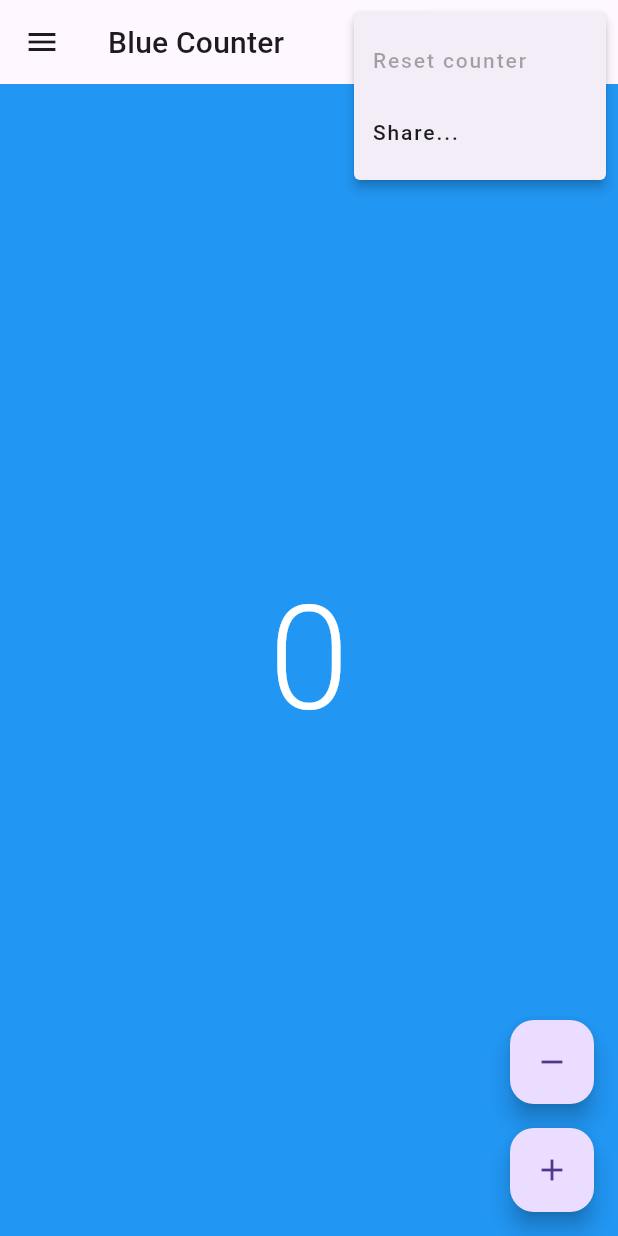
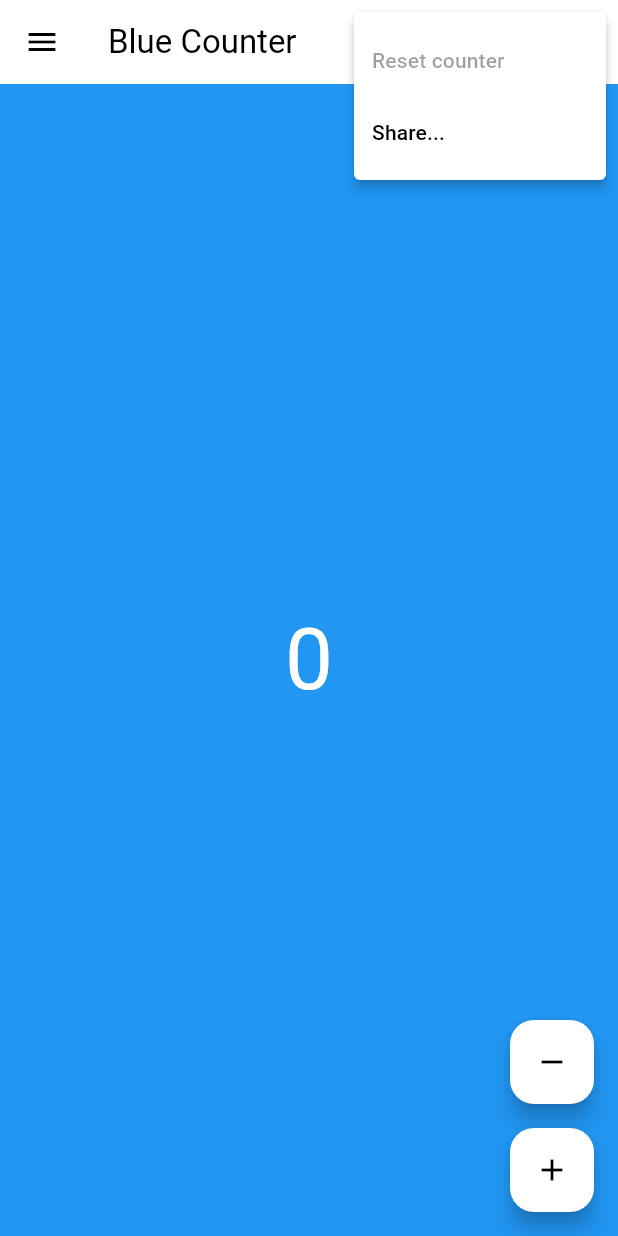
Before and after one commit to Appliberated/hello_world_counters, a Flutter app: the screen it shows after launch, after a tap on the "more vert" icon, on a phone screen of 412 x 824 dp. Run offline on Flutter 3.47's test engine with Material 3 defaults, Android fonts, the phone set to English and light mode, and no system bars; our stand-ins replace share_plus, shared_preferences.

Commit message:
Fix the new Material 3 app theme
+ Fix Flutter lint issues

```diff
--- a/lib/common/app_strings.dart
+++ b/lib/common/app_strings.dart
@@ -15,8 +15,8 @@ class AppStrings {
   static const String drawerTitle = appName;
   static const String settingsItemTitle = 'Settings';
   static const String helpItemTitle = 'Online Help';
-  static const String rateItemTitle = 'Rate or review';
-  static const String viewSourceItemTitle = 'View app source';
+  static const String rateItemTitle = 'Rate App';
+  static const String viewSourceItemTitle = 'View Source Code';
 
   static const Map<MenuAction, String> menuActions = {
     MenuAction.reset: 'Reset counter',
--- a/lib/main.dart
+++ b/lib/main.dart
@@ -6,7 +6,6 @@ import 'package:flutter/material.dart';
 
 import 'common/app_strings.dart';
 import 'screens/home.dart';
-import 'utils/utils.dart';
 
 void main() {
   runApp(const CountersApp());
@@ -14,21 +13,25 @@ void main() {
 
 /// The app widget.
 class CountersApp extends StatelessWidget {
-  const CountersApp({Key? key}) : super(key: key);
+  const CountersApp({super.key});
 
   @override
   Widget build(BuildContext context) {
     return MaterialApp(
       debugShowCheckedModeBanner: false,
       title: AppStrings.appName,
-      theme: ThemeData(
-        brightness: Brightness.light,
-        primarySwatch: Colors.white.createMaterialColor(),
-        textButtonTheme: TextButtonThemeData(
-          style: TextButton.styleFrom(foregroundColor: Colors.black),
+
+      // A black and white theme to go with the app's colored counters
+      theme: ThemeData.from(
+        colorScheme: ColorScheme.light(
+          primary: Colors.black,
+          surface: Colors.white,
+          onSurface: Colors.black,
+          surfaceTint: Colors.white,
+          primaryContainer: Colors.white,
+          onPrimaryContainer: Colors.black,
+          outlineVariant: Colors.grey.shade200,
         ),
-        visualDensity: VisualDensity.adaptivePlatformDensity,
-        typography: Typography.material2018(),
       ),
       home: const HomeScreen(),
     );
--- a/lib/models/counter.dart
+++ b/lib/models/counter.dart
@@ -2,9 +2,6 @@
 // Licensed under the MIT License. See LICENSE in the project root for license information.
 // @author TechAurelian <dev@techaurelian.com> (https://techaurelian.com)
 
-// cSpell:ignore endregion
-
-import 'package:flutter/foundation.dart';
 import 'package:flutter/material.dart';
 
 import 'package:shared_preferences/shared_preferences.dart';
@@ -16,8 +13,6 @@ enum CounterType { black, white, red, green, yellow, blue, brown, purple, pink,
 class Counter {
   /// Creates a counter of the specified [type].
   Counter(this.type);
-
-  //#region Counter value
 
   /// The counter value.
   int _value = 0;
@@ -46,12 +41,8 @@ class Counter {
     _setValue(0);
   }
 
-  //#endregion
-
-  //#region Persistent storage
-
   /// Returns the persistent storage key for each counter type.
-  static String _counterKey(CounterType type) => '${describeEnum(type)}_counter';
+  static String _counterKey(CounterType type) => '${type.name}_counter';
 
   /// Saves the counter value to persistent storage.
   Future<void> _saveValue() async {
@@ -63,10 +54,6 @@ class Counter {
   void loadValue(SharedPreferences preferences) {
     _value = preferences.getInt(_counterKey(type)) ?? 0;
   }
-
-  //#endregion
-
-  //#region Counter type, color, name
 
   /// The counter type.
   final CounterType type;
@@ -82,8 +69,8 @@ class Counter {
 
   /// Returns the name of the specified counter type (e.g. "Black Counter").
   static String nameOf(CounterType type) {
-    final String name = describeEnum(type);
-    return '${name.substring(0, 1).toUpperCase()}${name.substring(1).toLowerCase()} Counter';
+    final String name = type.name;
+    return '${name[0].toUpperCase()}${name.substring(1).toLowerCase()} Counter';
   }
 
   /// A map with the corresponding [Color] value for each counter type.
@@ -100,8 +87,6 @@ class Counter {
     CounterType.orange: Colors.orange,
     CounterType.grey: Colors.grey,
   };
-
-//#endregion
 }
 
 /// Provides a map of counters for each counter type, and keeps a reference to the current counter.
--- a/lib/screens/home.dart
+++ b/lib/screens/home.dart
@@ -20,7 +20,7 @@ enum MenuAction { reset, share }
 
 /// The app home screen widget.
 class HomeScreen extends StatefulWidget {
-  const HomeScreen({Key? key}) : super(key: key);
+  const HomeScreen({super.key});
 
   @override
   State<HomeScreen> createState() => _HomeScreenState();
--- a/lib/screens/settings_screen.dart
+++ b/lib/screens/settings_screen.dart
@@ -9,9 +9,9 @@ import '../common/app_strings.dart';
 
 class SettingsScreen extends StatefulWidget {
   const SettingsScreen({
-    Key? key,
+    super.key,
     required this.appSettings,
-  }) : super(key: key);
+  });
 
   final AppSettings appSettings;
 
--- a/lib/utils/utils.dart
+++ b/lib/utils/utils.dart
@@ -3,6 +3,7 @@
 // @author TechAurelian <dev@techaurelian.com> (https://techaurelian.com)
 
 import 'package:flutter/material.dart';
+import 'package:flutter/services.dart';
 
 import 'package:url_launcher/url_launcher.dart';
 
@@ -16,44 +17,27 @@ String toDecimalString(BuildContext context, int number) {
 ///
 /// Shows an error [SnackBar] if there is no support for launching the URL.
 Future<void> launchUrlExternal(BuildContext context, String url) async {
-  if (!await launchUrl(Uri.parse(url), mode: LaunchMode.externalApplication)) {
-    showSnackBar(context, 'Failed to open $url');
+  try {
+    await launchUrl(Uri.parse(url), mode: LaunchMode.externalApplication);
+  } on PlatformException catch (e) {
+    if (!context.mounted) return;
+    showSnackBar(context, 'Failed to open $url: ${e.message}');
   }
 }
 
 /// Shows a [SnackBar] with the specified [text] at the bottom of the specified scaffold.
 void showSnackBar(BuildContext context, String text) {
-  ScaffoldMessenger.of(context).showSnackBar(
-    SnackBar(
-      content: Text(text),
-    ),
-  );
+  ScaffoldMessenger.of(context)
+    ..removeCurrentSnackBar()
+    ..showSnackBar(SnackBar(content: Text(text)));
 }
 
 /// Utility Color extension methods.
 extension ColorX on Color {
   /// Returns the contrast color for this color.
-  Color contrastOf() =>
-      ThemeData.estimateBrightnessForColor(this) == Brightness.light ? Colors.black : Colors.white;
-
-  /// Creates a material color from any ARGB color value.
-  MaterialColor createMaterialColor() {
-    List<double> strengths = <double>[.05];
-    Map<int, Color> swatch = <int, Color>{};
-    final int r = red, g = green, b = blue;
-
-    for (int i = 1; i < 10; i++) {
-      strengths.add(0.1 * i);
-    }
-    for (var strength in strengths) {
-      final double ds = 0.5 - strength;
-      swatch[(strength * 1000).round()] = Color.fromRGBO(
-        r + ((ds < 0 ? r : (255 - r)) * ds).round(),
-        g + ((ds < 0 ? g : (255 - g)) * ds).round(),
-        b + ((ds < 0 ? b : (255 - b)) * ds).round(),
-        1,
-      );
-    }
-    return MaterialColor(value, swatch);
+  Color contrastOf() {
+    return ThemeData.estimateBrightnessForColor(this) == Brightness.light
+        ? Colors.black
+        : Colors.white;
   }
 }
--- a/lib/widgets/counter_display.dart
+++ b/lib/widgets/counter_display.dart
@@ -10,11 +10,11 @@ import '../utils/utils.dart';
 class CounterDisplay extends StatelessWidget {
   /// Creates a counter display widget.
   const CounterDisplay({
-    Key? key,
+    super.key,
     required this.value,
     required this.color,
     this.isPortrait = true,
-  }) : super(key: key);
+  });
 
   /// The color with which to fill the counter container.
   final Color color;
@@ -27,8 +27,9 @@ class CounterDisplay extends StatelessWidget {
 
   @override
   Widget build(BuildContext context) {
-    final TextStyle? counterStyle =
-        isPortrait ? Theme.of(context).textTheme.headline1 : Theme.of(context).textTheme.headline2;
+    final TextStyle? counterStyle = isPortrait
+        ? Theme.of(context).textTheme.displayLarge
+        : Theme.of(context).textTheme.displayMedium;
 
     return Container(
       alignment: Alignment.center,
--- a/lib/widgets/counters_drawer.dart
+++ b/lib/widgets/counters_drawer.dart
@@ -16,12 +16,12 @@ enum DrawerExtraActions { settings, help, rate, viewSource }
 class CountersDrawer extends StatelessWidget {
   /// Creates a counters drawer widget.
   const CountersDrawer({
-    Key? key,
+    super.key,
     required this.title,
     required this.counters,
     required this.onSelected,
     this.onExtraSelected,
-  }) : super(key: key);
+  });
 
   /// The title of the drawer displayed in the drawer header.
   final String title;
@@ -63,7 +63,7 @@ class CountersDrawer extends StatelessWidget {
               onTap: () => _onExtraActionTap(context, DrawerExtraActions.help),
             ),
             ListTile(
-              leading: const Icon(Icons.code),
+              leading: const Icon(Icons.flutter_dash),
               title: const Text(AppStrings.viewSourceItemTitle),
               onTap: () => _onExtraActionTap(context, DrawerExtraActions.viewSource),
             ),
@@ -86,7 +86,7 @@ class CountersDrawer extends StatelessWidget {
       child: DrawerHeader(
         child: Text(
           title,
-          style: Theme.of(context).textTheme.headline6,
+          style: Theme.of(context).textTheme.titleLarge,
         ),
       ),
     );
```
Also changed, not shown: lib/widgets/color_list_tile.dart (+5 -10 lines).
